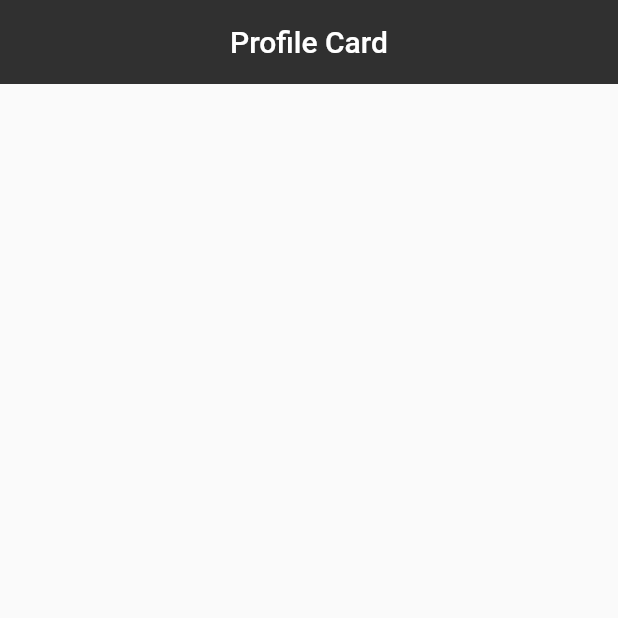
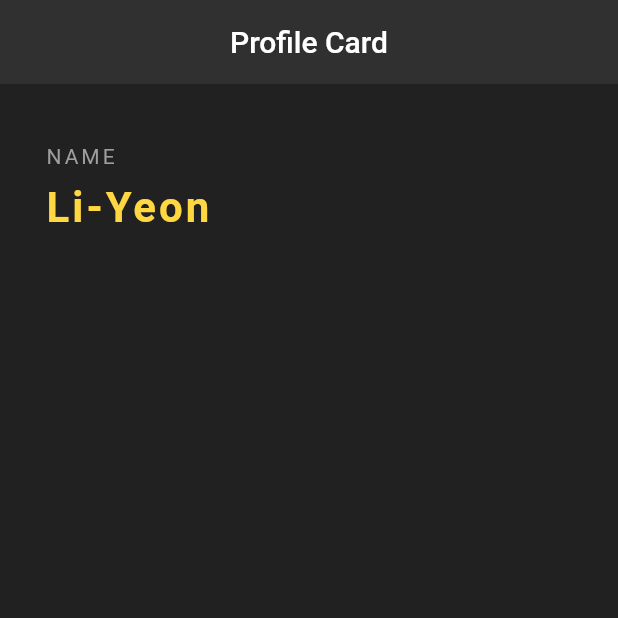
Before and after one commit to Li-Yeon/StaticProfilePageFlutter, a Flutter app: the screen it shows after launch, on a phone screen of 412 x 824 dp, the top half of it. Run offline on Flutter 3.47's test engine with Material 2 defaults, Android fonts, the phone set to English and light mode, and no system bars.

Commit message:
Added Name text

```diff
--- a/lib/main.dart
+++ b/lib/main.dart
@@ -9,11 +9,37 @@ class ProfileCard extends StatelessWidget {
   @override
   Widget build(BuildContext context) {
     return Scaffold(
+      backgroundColor: Colors.grey[900],
       appBar: AppBar(
         title: Text('Profile Card'),
         centerTitle: true,
         backgroundColor: Colors.grey[850],
         elevation: 0
+      ),
+      body: Padding(
+        padding: EdgeInsets.fromLTRB(30, 40, 30, 0),
+        child: Column(
+          crossAxisAlignment: CrossAxisAlignment.start,
+          children: [
+            Text(
+              'NAME',
+              style: TextStyle(
+                color: Colors.grey,
+                letterSpacing: 2
+              ),
+            ),
+            SizedBox(height: 10),
+            Text(
+              'Li-Yeon',
+              style: TextStyle(
+                color: Colors.amberAccent[200],
+                letterSpacing: 2,
+                fontSize: 28,
+                fontWeight: FontWeight.bold
+              ),
+            ),
+          ],
+        ),
       )
     );
   }
```
